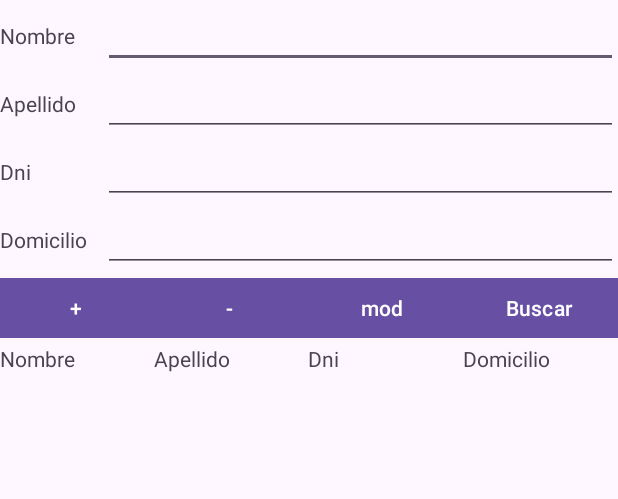
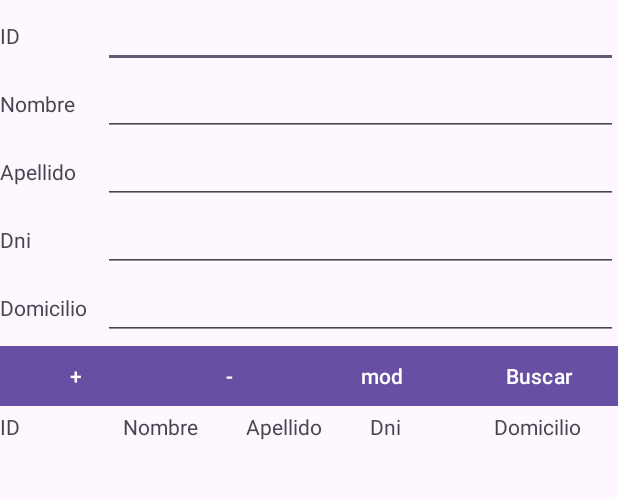
Before and after one commit to Nic00dev/Practicas_java_android, an Android app: the Clientes2 screen opened directly, with no data from a screen before it, on a phone screen of 412 x 824 dp, the part 97-596 px from its top. Run offline under Robolectric (Android 15) with nearby library versions, the phone set to English and light mode, and no system bars.

Commit message:
Clientes_e_inventario_completos

```diff
--- a/EjercicioFacturacion/app/src/main/java/com/example/ejerciciofacturacion/AdminSQLiteOpenHelper.java
+++ b/EjercicioFacturacion/app/src/main/java/com/example/ejerciciofacturacion/AdminSQLiteOpenHelper.java
@@ -14,7 +14,7 @@ public class AdminSQLiteOpenHelper extends SQLiteOpenHelper {
     @Override
     public void onCreate(SQLiteDatabase db) {
 
-        db.execSQL("create table mercaderia (ID_Mercaderia INTEGER primary key AUTOINCREMENT,Nombre text,Precio INTEGER,Cantidad INTEGER,Descuento INTEGER)");
+        db.execSQL("create table mercaderia (ID INTEGER primary key AUTOINCREMENT,Nombre text,Precio INTEGER,Cantidad INTEGER,Descuento INTEGER)");
         db.execSQL("create table clientes (ID_Cliente INTEGER primary key AUTOINCREMENT,Nombre text,Apellido text,DNI INTEGER,Domicilio text)");
         db.execSQL("create table proveedores (ID_Proveedor INTEGER primary key AUTOINCREMENT,Nombre text,CUIT text,Domicilio text)");
         db.execSQL("create table usuarios (ID_Usuario INTEGER primary key AUTOINCREMENT,Usuario text,Password text)");
--- a/EjercicioFacturacion/app/src/main/java/com/example/ejerciciofacturacion/MainActivity.java
+++ b/EjercicioFacturacion/app/src/main/java/com/example/ejerciciofacturacion/MainActivity.java
@@ -117,7 +117,7 @@ public class MainActivity extends AppCompatActivity {
         int cantidad;
         int descuento;
         SQLiteDatabase bd = admin.getReadableDatabase();
-        Cursor cursor= bd.rawQuery("select ID_Mercaderia,Nombre,Precio,Cantidad,Descuento from mercaderia where descuento != 9999",null);
+        Cursor cursor= bd.rawQuery("select ID,Nombre,Precio,Cantidad,Descuento from mercaderia where descuento != 9999",null);
         tabla.removeAllViews(); //limpiamos tabla
         if (cursor.moveToFirst()){//si hay datos movete al primero en la db
             while(!cursor.isAfterLast()){ //mientras cursor no este en el ultimo
@@ -133,7 +133,7 @@ public class MainActivity extends AppCompatActivity {
 
                 id = cursor.getString(0);
                 nombre= cursor.getString(1);
-                precio= Integer.parseInt(cursor.getString(2));
+                precio= Integer.parseInt(cursor.getString(2)); //arreglar esot para que me de un getint
                 cantidad= Integer.parseInt(cursor.getString(3));
                 descuento= Integer.parseInt(cursor.getString(4));
 
--- a/EjercicioFacturacion/app/src/main/res/layout/activity_clientes2.xml
+++ b/EjercicioFacturacion/app/src/main/res/layout/activity_clientes2.xml
@@ -61,6 +61,43 @@
             android:textSize="12sp"
             app:cornerRadius="0dp" />
     </LinearLayout>
+
+    <LinearLayout
+        android:layout_width="match_parent"
+        android:layout_height="wrap_content"
+        android:orientation="horizontal">
+
+        <TextView
+            android:id="@+id/textView19"
+            android:layout_width="0dp"
+            android:layout_height="wrap_content"
+            android:layout_weight="1"
+            android:text="ID" />
+
+        <EditText
+            android:id="@+id/campo0"
+            android:layout_width="0dp"
+            android:layout_height="wrap_content"
+            android:layout_weight="5"
+            android:ems="10"
+            android:inputType="text" />
+
+    </LinearLayout>
+
+    <TextView
+        android:id="@+id/textView10"
+        android:layout_width="match_parent"
+        android:layout_height="wrap_content"
+        android:layout_weight="1"
+        android:text="Nombre" />
+
+    <EditText
+        android:id="@+id/campo"
+        android:layout_width="match_parent"
+        android:layout_height="wrap_content"
+        android:layout_weight="5"
+        android:ems="10"
+        android:inputType="text" />
 
     <LinearLayout
         android:layout_width="match_parent"
@@ -157,6 +194,7 @@
             android:layout_width="wrap_content"
             android:layout_height="wrap_content"
             android:layout_weight="1"
+            android:onClick="agregar"
             android:text="+"
             app:cornerRadius="0dp" />
 
@@ -165,6 +203,7 @@
             android:layout_width="wrap_content"
             android:layout_height="wrap_content"
             android:layout_weight="1"
+            android:onClick="borrado"
             android:text="-"
             app:cornerRadius="0dp" />
 
@@ -173,6 +212,7 @@
             android:layout_width="wrap_content"
             android:layout_height="wrap_content"
             android:layout_weight="1"
+            android:onClick="modificar"
             android:text="mod"
             app:cornerRadius="0dp" />
 
@@ -189,6 +229,13 @@
         android:layout_width="match_parent"
         android:layout_height="wrap_content"
         android:orientation="horizontal">
+
+        <TextView
+            android:id="@+id/textView26"
+            android:layout_width="0dp"
+            android:layout_height="wrap_content"
+            android:layout_weight="1"
+            android:text="ID" />
 
         <TextView
             android:id="@+id/textView12"
```
Also changed, not shown: EjercicioFacturacion/app/src/main/java/com/example/ejerciciofacturacion/Clientes2.java (+97 -7 lines).
